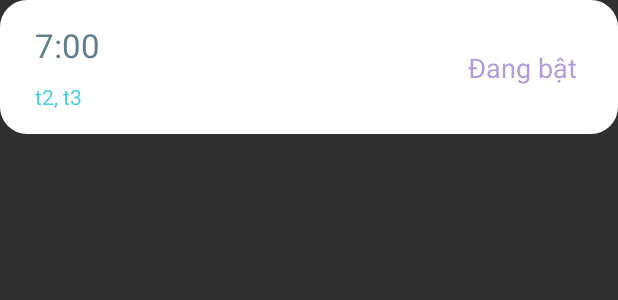
After one commit to thanhle1547/CSE441-LTDD_Team4, an Android app: the layout item_time.xml on its own in the app's theme, with its tools: preview values and no code run, on a phone screen of 412 x 824 dp. The commit adds this screen. Shown: the top 300 px of the screen. Run offline under Robolectric (Android 15) with nearby library versions, the phone set to English and light mode, and no system bars.

Commit message:
lịch trình

```diff
--- a/source/app/build.gradle
+++ b/source/app/build.gradle
@@ -31,6 +31,7 @@ dependencies {
     implementation 'androidx.legacy:legacy-support-v4:1.0.0'
     implementation 'androidx.lifecycle:lifecycle-extensions:2.2.0'
     implementation 'com.gordonwong:material-sheet-fab:1.2.1'
+    implementation 'androidx.recyclerview:recyclerview:1.0.0'
     testImplementation 'junit:junit:4.12'
     androidTestImplementation 'androidx.test.ext:junit:1.1.1'
     androidTestImplementation 'androidx.test.espresso:espresso-core:3.2.0'
--- /dev/null
+++ b/source/app/src/main/java/com/example/devicesilencingapp/AdapterTime.java
@@ -0,0 +1,6 @@
+package com.example.devicesilencingapp;
+
+import android.widget.ArrayAdapter;
+
+public class AdapterTime extends ArrayAdapter {
+}
--- a/source/app/src/main/java/com/example/devicesilencingapp/MainActivity.java
+++ b/source/app/src/main/java/com/example/devicesilencingapp/MainActivity.java
@@ -3,7 +3,6 @@ package com.example.devicesilencingapp;
 import androidx.annotation.NonNull;
 import androidx.appcompat.app.AppCompatActivity;
 import androidx.appcompat.widget.Toolbar;
-import androidx.drawerlayout.widget.DrawerLayout;
 import androidx.fragment.app.Fragment;
 
 import android.os.Bundle;
@@ -11,6 +10,7 @@ import android.view.MenuItem;
 import android.view.View;
 
 import com.example.devicesilencingapp.libs.Fab;
+import com.example.devicesilencingapp.time.fragments.TimeFragment;
 import com.google.android.material.bottomnavigation.BottomNavigationView;
 import com.gordonwong.materialsheetfab.MaterialSheetFab;
 import com.gordonwong.materialsheetfab.MaterialSheetFabEventListener;
--- /dev/null
+++ b/source/app/src/main/java/com/example/devicesilencingapp/ModalTime.java
@@ -0,0 +1,4 @@
+package com.example.devicesilencingapp;
+
+public class ModalTime {
+}
--- a/source/app/src/main/res/drawable/ic_delete_bin.xml
+++ b/source/app/src/main/res/drawable/ic_delete_bin.xml
@@ -1,6 +1,6 @@
 <vector xmlns:android="http://schemas.android.com/apk/res/android"
-    android:width="40dp"
-    android:height="40dp"
+    android:width="30dp"
+    android:height="30dp"
     android:viewportWidth="40"
     android:viewportHeight="40">
   <group>
--- a/source/app/src/main/res/drawable/ic_map_editing.xml
+++ b/source/app/src/main/res/drawable/ic_map_editing.xml
@@ -1,6 +1,6 @@
 <vector xmlns:android="http://schemas.android.com/apk/res/android"
-    android:width="40dp"
-    android:height="40dp"
+    android:width="30dp"
+    android:height="30dp"
     android:viewportWidth="40"
     android:viewportHeight="40">
   <group>
--- /dev/null
+++ b/source/app/src/main/res/layout/item_time.xml
@@ -0,0 +1,51 @@
+<?xml version="1.0" encoding="utf-8"?>
+<androidx.constraintlayout.widget.ConstraintLayout
+    xmlns:android="http://schemas.android.com/apk/res/android"
+    xmlns:app="http://schemas.android.com/apk/res-auto"
+    xmlns:tools="http://schemas.android.com/tools"
+    android:layout_width="match_parent"
+    android:layout_height="wrap_content"
+    android:padding="15dp"
+    android:background="@drawable/bkg_item_rounded_rect">
+
+    <TextView
+        android:id="@+id/tv_time"
+        android:layout_width="wrap_content"
+        android:layout_height="wrap_content"
+        android:text="7:00"
+        android:textColor="@color/blue_grey_500"
+        android:textSize="22sp"
+        app:layout_constraintBottom_toBottomOf="parent"
+        android:layout_marginStart="8dp"
+        app:layout_constraintEnd_toEndOf="parent"
+        app:layout_constraintHorizontal_bias="0.0"
+        app:layout_constraintStart_toStartOf="parent"
+        app:layout_constraintTop_toTopOf="parent"
+        app:layout_constraintVertical_bias="0.0" />
+
+    <TextView
+        android:id="@+id/tv_date"
+        android:layout_width="wrap_content"
+        android:layout_height="wrap_content"
+        android:text="t2, t3"
+        android:layout_marginStart="8dp"
+        android:layout_marginTop="10dp"
+        android:textColor="@color/cyan_300"
+        android:textSize="14sp"
+        app:layout_constraintEnd_toEndOf="parent"
+        app:layout_constraintHorizontal_bias="0.0"
+        app:layout_constraintStart_toStartOf="parent"
+        app:layout_constraintTop_toBottomOf="@+id/tv_time" />
+
+    <TextView
+        android:id="@+id/tv_status"
+        android:layout_width="wrap_content"
+        android:layout_height="wrap_content"
+        android:layout_marginEnd="12dp"
+        android:text="Đang bật"
+        android:textColor="@color/deep_purple_300"
+        android:textSize="18sp"
+        app:layout_constraintBottom_toBottomOf="parent"
+        app:layout_constraintEnd_toEndOf="parent"
+        app:layout_constraintTop_toTopOf="parent" />
+</androidx.constraintlayout.widget.ConstraintLayout>
--- a/source/app/src/main/res/values/colors.xml
+++ b/source/app/src/main/res/values/colors.xml
@@ -13,4 +13,6 @@
     <color name="grey_200">#EEEEEE</color>
     <color name="grey_600">#757575</color>
     <color name="white">#FFFFFF</color>
+
+
 </resources>
--- a/source/app/src/main/res/values/dimens.xml
+++ b/source/app/src/main/res/values/dimens.xml
@@ -12,4 +12,6 @@
 
     <dimen name="fab_elevation">4dp</dimen>
     <dimen name="fab_sheet_elevation">0dp</dimen>
+    <dimen name="list_item_spacing">16dp</dimen>
+    <dimen name="list_item_spacing_half">8dp</dimen>
 </resources>
```
Also changed, not shown: source/app/src/main/java/com/example/devicesilencingapp/TimeFragment.java (deleted, +0 -18 lines), source/app/src/main/java/com/example/devicesilencingapp/time/TimeViewModal.java (added, +45 -0 lines), source/app/src/main/java/com/example/devicesilencingapp/time/adapters/AdapterTime.java (added, +64 -0 lines), source/app/src/main/java/com/example/devicesilencingapp/time/fragments/TimeFragment.java (added, +124 -0 lines), source/app/src/main/java/com/example/devicesilencingapp/time/fragments/TimeMBSFragment.java (added, +92 -0 lines), source/app/src/main/java/com/example/devicesilencingapp/time/modal/ScheduleModal.java (added, +55 -0 lines), source/app/src/main/res/layout/fragment_time.xml (+8 -5 lines), source/app/src/main/res/layout/fragment_time_mbs_item.xml (added, +50 -0 lines), 1 other file.
